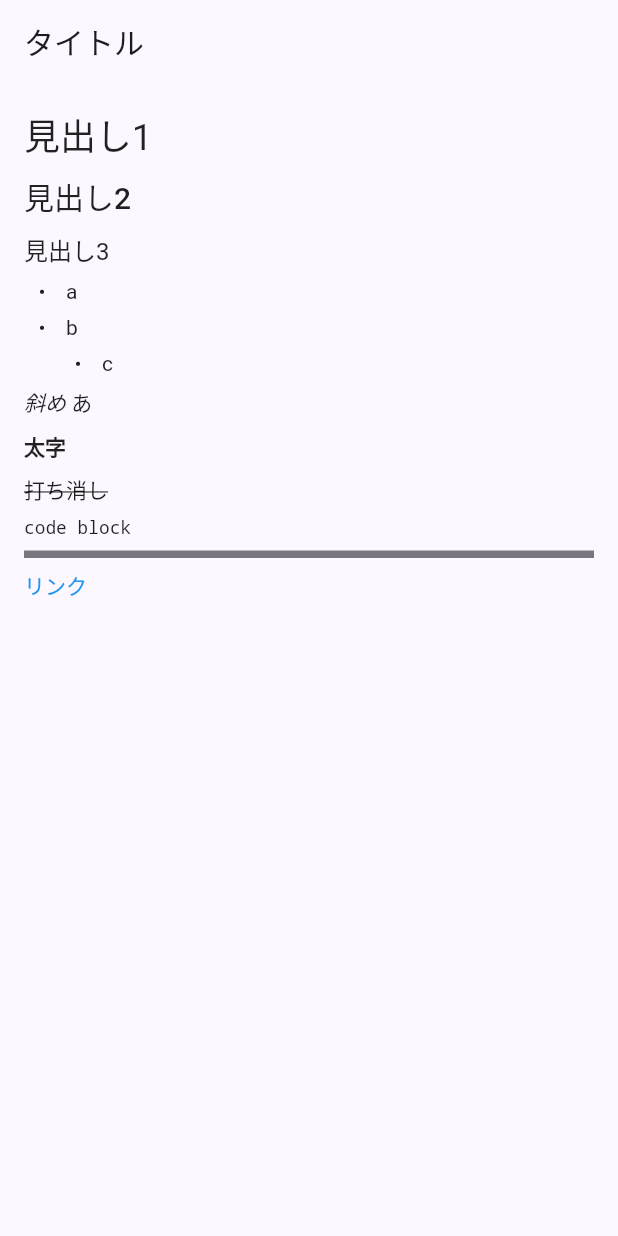
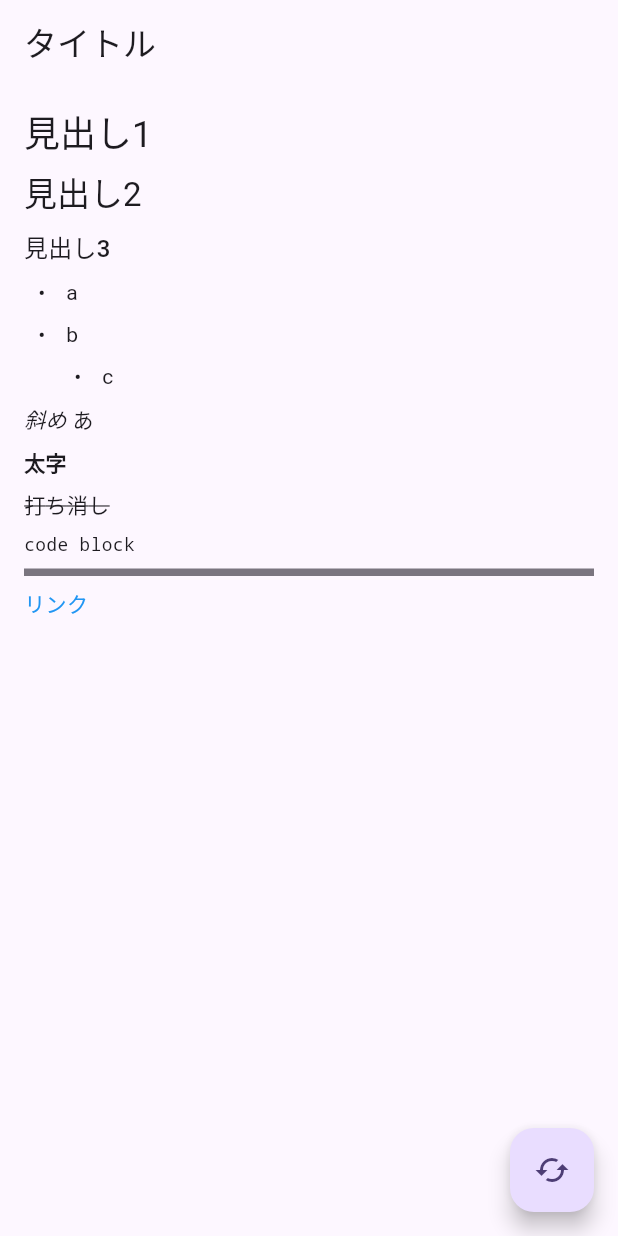
Before and after one commit to yuki-kamikita/cloud_markdown_memo, a Flutter app: the screen it shows after launch, on a phone screen of 412 x 824 dp. Run offline on Flutter 3.47's test engine with Material 2 defaults, Android fonts, the light colour scheme and no system bars; our stand-ins replace flutter_hooks, flutter_markdown, hooks_riverpod; Roboto replaces fonts that are missing (Yomogi).

Commit message:
マークダウンとテキストフィールドを切り替え

```diff
--- a/lib/main.dart
+++ b/lib/main.dart
@@ -1,8 +1,6 @@
+import 'package:cloud_markdown_memo/ui/Home.dart';
 import 'package:flutter/material.dart';
-import 'package:google_fonts/google_fonts.dart';
 import 'package:hooks_riverpod/hooks_riverpod.dart';
-
-import 'ui/Home.dart';
 
 void main() {
   runApp(const ProviderScope(child: MyApp()));
@@ -23,18 +21,21 @@ class MyApp extends HookConsumerWidget {
         useMaterial3: true,
         colorSchemeSeed: const Color(0xFF6750A4),
         // colorScheme: lightColorScheme,
-          textTheme: GoogleFonts.yomogiTextTheme(
-            Theme.of(context).textTheme,
-          )),
+        // textTheme: GoogleFonts.yomogiTextTheme(
+        //   Theme.of(context).textTheme,
+        // )
+      ),
       darkTheme: ThemeData(
         useMaterial3: true,
         colorSchemeSeed: const Color(0xFF6750A4),
         brightness: Brightness.dark,
         // colorScheme: darkColorScheme,
-          textTheme: GoogleFonts.yomogiTextTheme(
-            ThemeData(brightness: Brightness.dark).textTheme,
-          )), // https://itome.team/blog/2019/12/flutter-advent-calendar-day12/
-      home: const Home(),
+        // textTheme: GoogleFonts.yomogiTextTheme(
+        //   ThemeData(brightness: Brightness.dark).textTheme,
+        // )
+      ), // https://itome.team/blog/2019/12/flutter-advent-calendar-day12/
+      home: Home(),
+      // home: ChangeForm(),
     );
   }
 }
--- a/lib/ui/Home.dart
+++ b/lib/ui/Home.dart
@@ -2,34 +2,68 @@ import 'package:flutter/material.dart';
 import 'package:flutter_hooks/flutter_hooks.dart';
 import 'package:flutter_markdown/flutter_markdown.dart';
 import 'package:hooks_riverpod/hooks_riverpod.dart';
+import 'package:url_launcher/url_launcher.dart';
+
+String _text = ''
+    '# 見出し1\n'
+    '## 見出し2\n'
+    '### 見出し3\n'
+    ' - a\n'
+    ' - b\n'
+    '   - c\n'
+    '\n'
+    '*斜め* あ\n\n'
+    '**太字**\n\n'
+    '~~打ち消し~~\n\n'
+    '`code block`\n\n'
+    '***\n'
+    '[リンク](https://www.google.com/?hl=ja)\n';
 
 class Home extends HookConsumerWidget {
-  const Home({Key? key}) : super(key: key);
+  Home({Key? key}) : super(key: key);
+
+  // final _textMemoized = useMemoized(() => _text);
+  // final _text = useState(_textMemoized);
+  // final _text = useState('~~useState~~\n\n\n');
+
+  final _edit = useState(true);
 
   @override
   Widget build(BuildContext context, WidgetRef ref) {
-    final _text = useState(0);
+    final valueController = TextEditingController(text: _text);
     return Scaffold(
       appBar: AppBar(title: const Text("タイトル")),
-      body: const Center(
-          child: Markdown(
-        selectable: true,
-        data: ''
-            '# 見出し1\n'
-            '## 見出し2\n'
-            '### 見出し3\n'
-            ' - a\n'
-            ' - b\n'
-            '   - c\n'
-            '\n'
-            '*斜め* あ\n\n'
-            '**太字**\n\n'
-            '~~打ち消し~~\n\n'
-            '`code block`\n'
-            '\n'
-            '***\n'
-            '[リンク](https://www.google.com/?hl=ja)\n',
-      )),
+      floatingActionButton: FloatingActionButton(
+        child: const Icon(Icons.cached),
+        onPressed: () {
+          _switchEditor();
+        },
+      ),
+      body: _edit.value
+          ? Markdown(
+              data: _text,
+              onTapText: _switchEditor,
+              onTapLink: (text, url, title) {
+                if (url != null) launchUrl(Uri.parse(url));
+              })
+          : TextField(
+              controller: valueController,
+              enabled: true,
+              maxLines: null,
+              maxLength: null,
+              style: const TextStyle(color: Colors.red),
+              obscureText: false,
+              onChanged: _handleText,
+            ),
     );
   }
+
+  void _handleText(String e) {
+    // _text.value = e;
+    _text = e;
+  }
+
+  void _switchEditor() {
+    _edit.value = !_edit.value;
+  }
 }
```
Also changed, not shown: lib/ui/Sample.dart (added, +68 -0 lines). Lines whose indentation alone changed are shown as unchanged.
